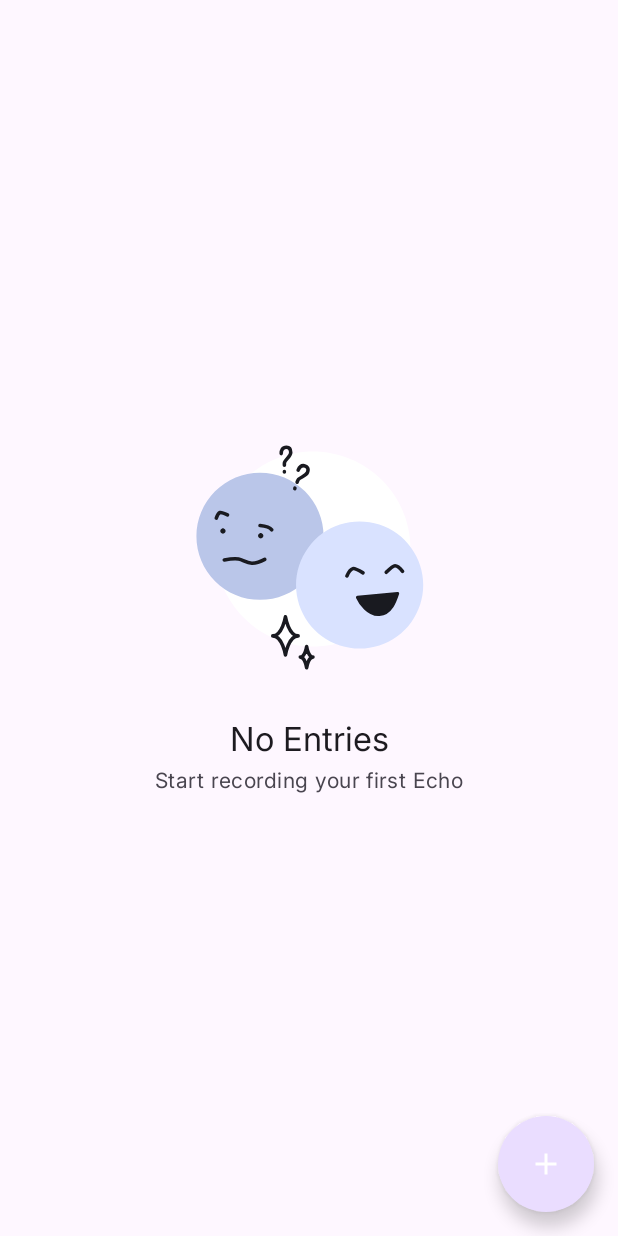
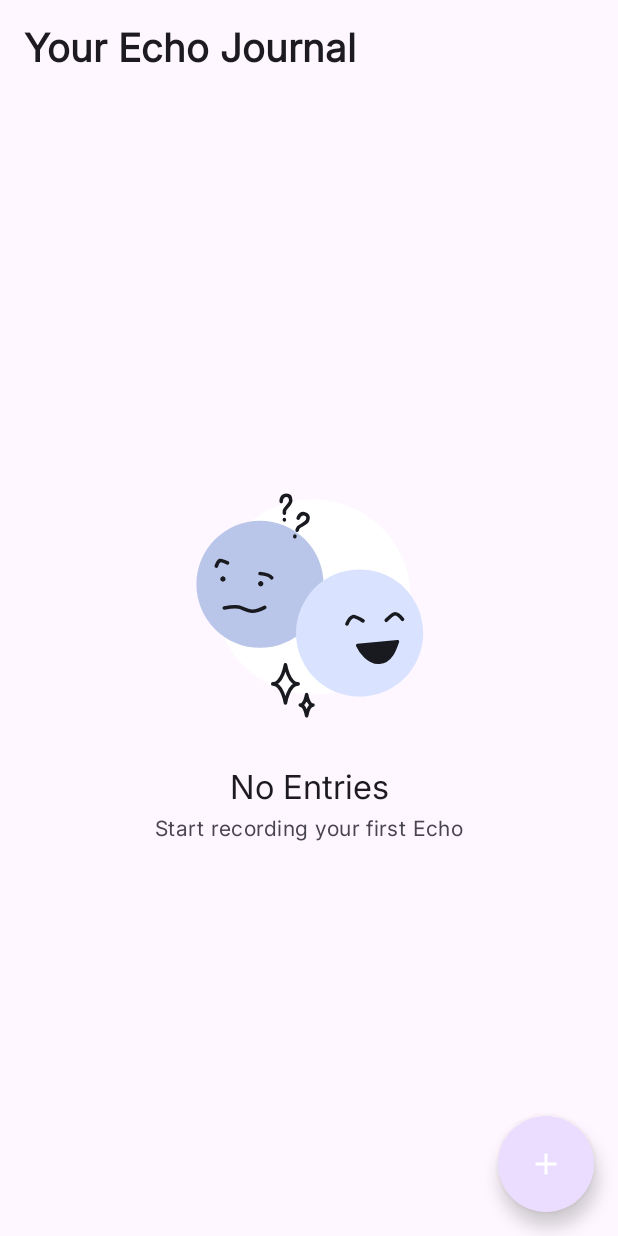
Before and after one commit to Tonnie-Dev/EchoJournal, an Android app built with Jetpack Compose: the composable HomeScreenContent called with empty values, on a phone screen of 412 x 824 dp. Run offline under Robolectric (Android 15) with nearby library versions, the phone set to English and light mode, and no system bars; our stand-ins replace Dagger/Hilt's generated code.

Commit message:
Update HomeScreen.kt

```diff
--- a/app/src/main/java/com/tonyxlab/echojournal/presentation/home/HomeScreen.kt
+++ b/app/src/main/java/com/tonyxlab/echojournal/presentation/home/HomeScreen.kt
@@ -5,13 +5,17 @@ import androidx.compose.foundation.layout.size
 import androidx.compose.foundation.shape.CircleShape
 import androidx.compose.material.icons.Icons
 import androidx.compose.material.icons.filled.Add
+import androidx.compose.material3.ExperimentalMaterial3Api
 import androidx.compose.material3.FloatingActionButton
 import androidx.compose.material3.Icon
 import androidx.compose.material3.MaterialTheme
 import androidx.compose.material3.Scaffold
+import androidx.compose.material3.Text
+import androidx.compose.material3.TopAppBar
 import androidx.compose.runtime.Composable
 import androidx.compose.ui.Modifier
 import androidx.compose.ui.res.stringResource
+import androidx.compose.ui.text.font.FontWeight
 import androidx.compose.ui.tooling.preview.PreviewLightDark
 import com.tonyxlab.echojournal.R
 import com.tonyxlab.echojournal.domain.model.Echo
@@ -26,12 +30,27 @@ fun HomeScreen(
 
 }
 
+@OptIn(ExperimentalMaterial3Api::class)
 @Composable
 fun HomeScreenContent(
-    list: List<Echo>, onAddEcho: () -> Unit, modifier: Modifier = Modifier
+    list: List<Echo>,
+    onAddEcho: () -> Unit,
+    modifier: Modifier = Modifier
 ) {
     val spacing = LocalSpacing.current
-    Scaffold(modifier = modifier, floatingActionButton = {
+    Scaffold(modifier = modifier,
+            topBar = {
+
+                TopAppBar(title = {
+                    Text(
+                            text = "Your Echo Journal",
+                            style = MaterialTheme.typography.headlineLarge,
+                            fontWeight = FontWeight.Black,
+                            color = MaterialTheme.colorScheme.onSurface
+                    )
+                })
+            },
+            floatingActionButton = {
 
                 FloatingActionButton(
                         modifier = Modifier.size(spacing.spaceSmall * 8),
```
Lines whose indentation alone changed are shown as unchanged.
